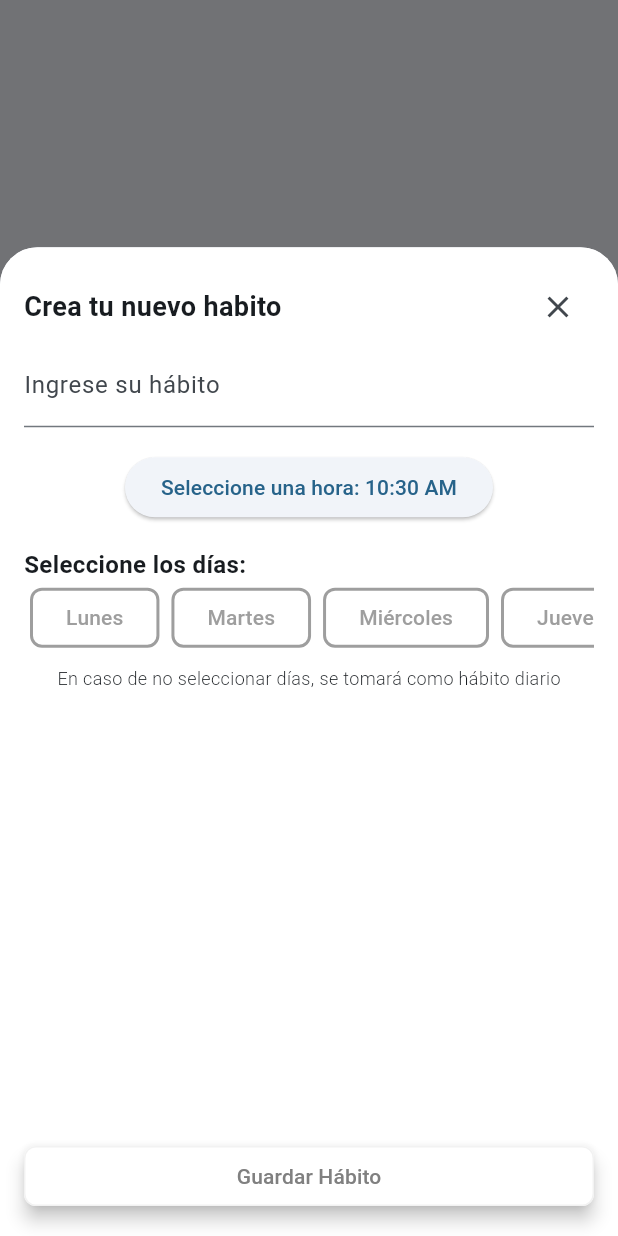
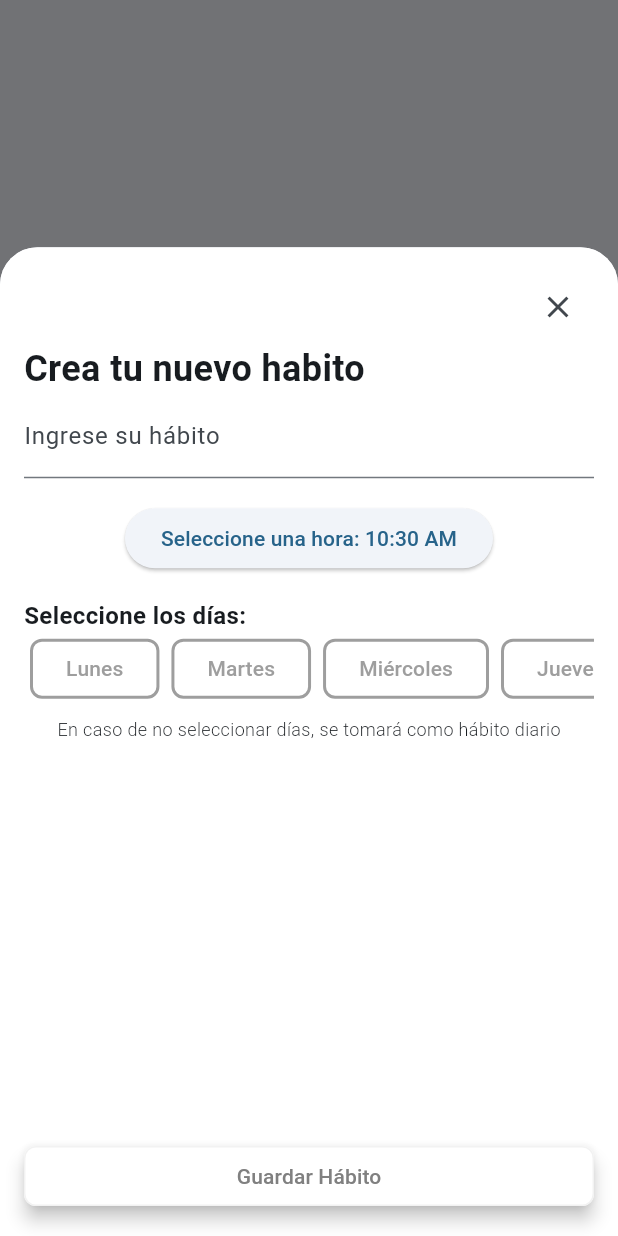
Before and after one commit to CUBILLOSCRISTIAN/best_self, a Flutter app: what showHabitForm() shows on an empty page, opened directly with empty values, on a phone screen of 412 x 824 dp. Run offline on Flutter 3.47's test engine with Material 3 defaults, Android fonts, the phone set to English and light mode, and no system bars; our stand-ins replace get; network calls fail.

```diff
--- a/lib/app/UI/pages/custom-habits/custom_habits.dart
+++ b/lib/app/UI/pages/custom-habits/custom_habits.dart
@@ -30,13 +30,8 @@ void showHabitForm(BuildContext context, Size size) {
                   mainAxisSize: MainAxisSize.min,
                   children: <Widget>[
                     Row(
-                      mainAxisAlignment: MainAxisAlignment.spaceBetween,
+                      mainAxisAlignment: MainAxisAlignment.end,
                       children: [
-                        const Text(
-                          'Crea tu nuevo habito',
-                          style: TextStyle(
-                              fontSize: 18, fontWeight: FontWeight.bold),
-                        ),
                         IconButton(
                           icon: const Icon(Icons.close),
                           onPressed: () {
@@ -44,6 +39,14 @@ void showHabitForm(BuildContext context, Size size) {
                           },
                         ),
                       ],
+                    ),
+                    const Align(
+                      alignment: Alignment.centerLeft,
+                      child: Text(
+                        'Crea tu nuevo habito',
+                        style: TextStyle(
+                            fontSize: 24, fontWeight: FontWeight.bold),
+                      ),
                     ),
                     TextField(
                       controller: habitController,
```
